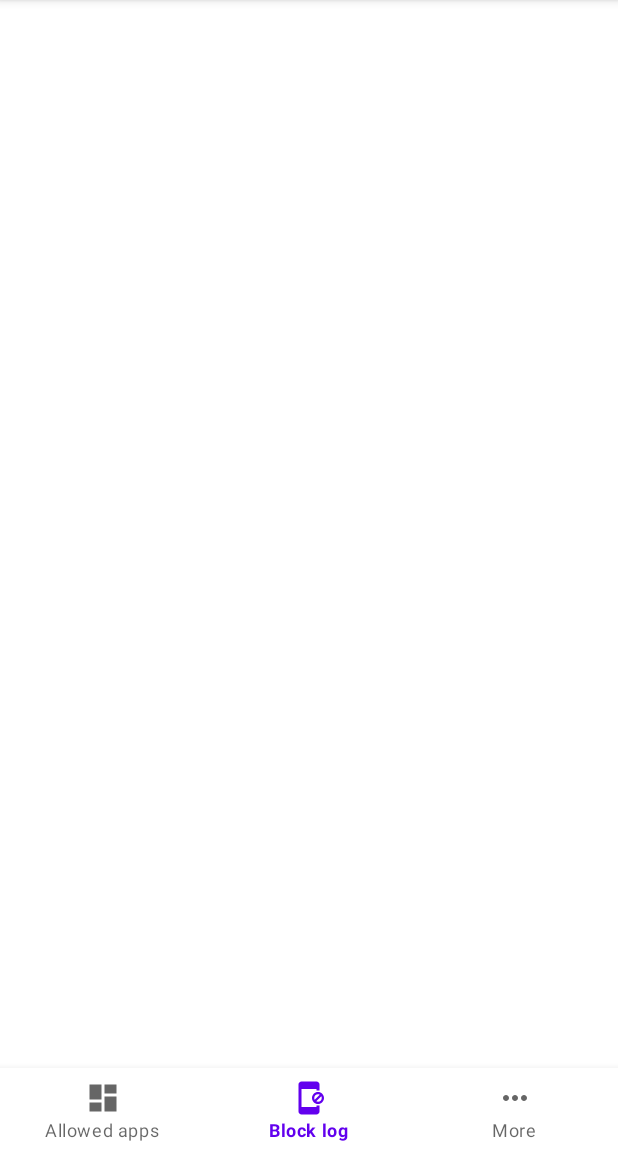
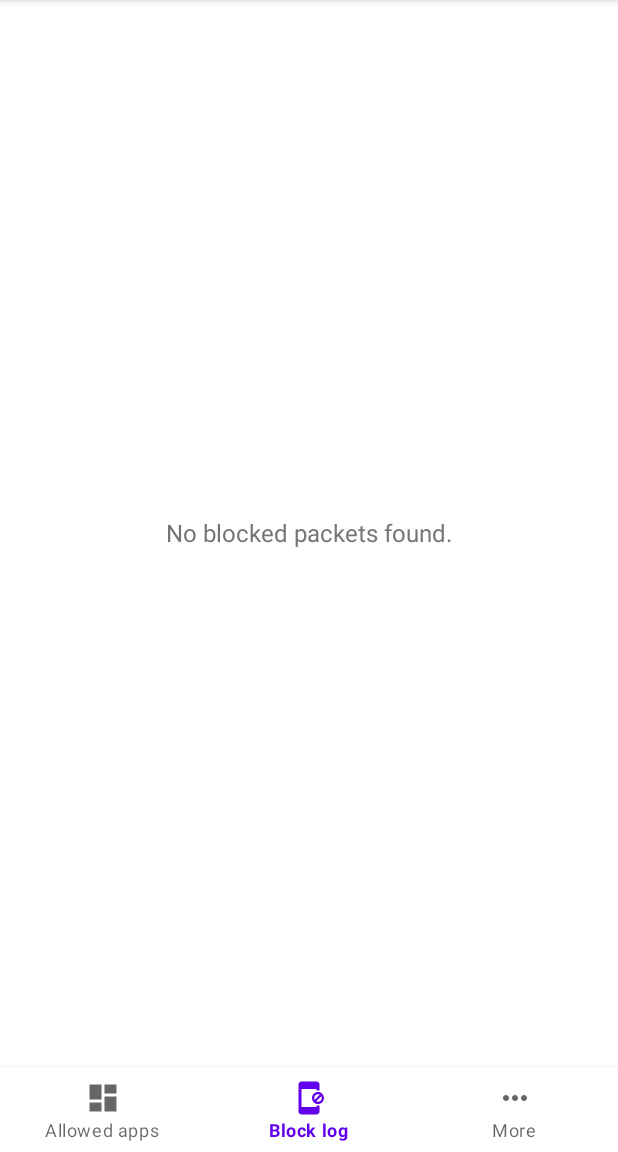
Before and after one commit to CASL0/simple_app_blocker, an Android app built with Jetpack Compose: the BlockLogFragment screen opened through its navigation route, on a phone screen of 412 x 824 dp, the part 84-1236 px from its top. Run offline under Robolectric (Android 15) with nearby library versions, the light colour scheme and no system bars; our stand-ins replace Dagger/Hilt's generated code, navigation-ui; libraries missing offline, so code that uses them is left out: com.orhanobut.logger; 4 statements that could not run were skipped.

Commit message:
ブロックログが0個の時に、その旨を表示するように修正

```diff
--- a/feature/blocklog/src/main/java/jp/co/casl0/android/simpleappblocker/feature/blocklog/ui/BlockLogContent.kt
+++ b/feature/blocklog/src/main/java/jp/co/casl0/android/simpleappblocker/feature/blocklog/ui/BlockLogContent.kt
@@ -19,12 +19,17 @@ package jp.co.casl0.android.simpleappblocker.feature.blocklog.ui
 import androidx.compose.foundation.layout.Arrangement
 import androidx.compose.foundation.layout.Column
 import androidx.compose.foundation.layout.PaddingValues
+import androidx.compose.foundation.layout.fillMaxSize
 import androidx.compose.foundation.lazy.LazyColumn
 import androidx.compose.foundation.lazy.items
+import androidx.compose.material.Text
 import androidx.compose.runtime.Composable
 import androidx.compose.runtime.Immutable
+import androidx.compose.ui.Alignment
 import androidx.compose.ui.Modifier
+import androidx.compose.ui.res.stringResource
 import androidx.compose.ui.unit.dp
+import jp.co.casl0.android.simpleappblocker.feature.blocklog.R
 import jp.co.casl0.android.simpleappblocker.feature.blocklog.viewmodel.UiState
 
 @Immutable
@@ -35,6 +40,15 @@ internal fun BlockLogContent(
     blockedPackets: BlockedPacketsList,
     modifier: Modifier = Modifier
 ) {
+    if (blockedPackets.items.isEmpty()) {
+        Column(
+            modifier = modifier.fillMaxSize(),
+            horizontalAlignment = Alignment.CenterHorizontally,
+            verticalArrangement = Arrangement.Center
+        ) {
+            Text(stringResource(R.string.empty_block_log))
+        }
+    } else {
         LazyColumn(
             verticalArrangement = Arrangement.spacedBy(8.dp),
             contentPadding = PaddingValues(vertical = 8.dp),
@@ -49,3 +63,4 @@ internal fun BlockLogContent(
             }
         }
     }
+}
--- a/feature/blocklog/src/main/java/jp/co/casl0/android/simpleappblocker/feature/blocklog/ui/BlockLogScreen.kt
+++ b/feature/blocklog/src/main/java/jp/co/casl0/android/simpleappblocker/feature/blocklog/ui/BlockLogScreen.kt
@@ -20,17 +20,20 @@ import androidx.compose.foundation.background
 import androidx.compose.foundation.layout.Column
 import androidx.compose.foundation.layout.padding
 import androidx.compose.material.MaterialTheme
+import androidx.compose.material.Scaffold
 import androidx.compose.runtime.Composable
 import androidx.compose.ui.Modifier
 import androidx.compose.ui.unit.dp
 
 @Composable
 internal fun BlockLogScreen(modifier: Modifier = Modifier, content: @Composable () -> Unit) {
-    Column(
+    Scaffold(
         modifier = modifier
             .background(MaterialTheme.colors.background)
             .padding(horizontal = 8.dp)
     ) {
-        content()
+        Column(modifier.padding(it)) {
+            content()
+        }
     }
 }
--- a/feature/blocklog/src/main/res/values/strings.xml
+++ b/feature/blocklog/src/main/res/values/strings.xml
@@ -17,4 +17,5 @@
 <resources>
     <string name="block_log_src">src</string>
     <string name="block_log_dst">dst</string>
+    <string name="empty_block_log">No blocked packets found.</string>
 </resources>
```
Also changed, not shown: 1 other file. Lines whose indentation alone changed are shown as unchanged.
